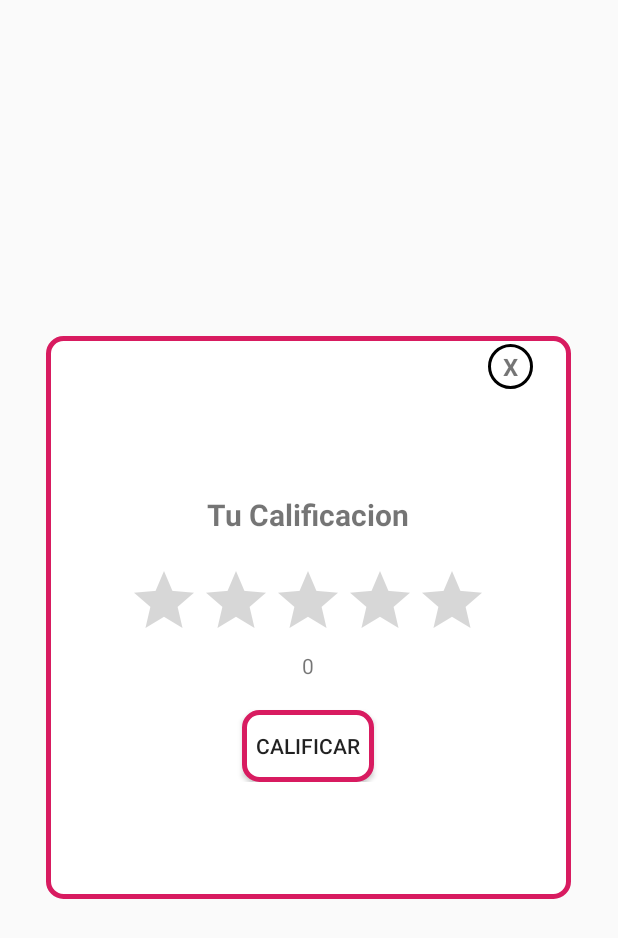
After one commit to nicole239/FindMyRestaurant-FrontEnd, an Android app: the layout calificacion_popup.xml on its own in the app's theme, with its tools: preview values and no code run, on a phone screen of 412 x 824 dp. The commit adds this screen. Shown: the top 938 px of the screen. Run offline under Robolectric (Android 15) with nearby library versions, the phone set to English and light mode, and no system bars.

Commit message:
Added calificacion pop-up

```diff
--- /dev/null
+++ b/app/src/main/res/drawable/circle_background.xml
@@ -0,0 +1,4 @@
+<?xml version="1.0" encoding="utf-8"?>
+<shape android:shape="oval" xmlns:android="http://schemas.android.com/apk/res/android">
+<stroke android:width="2dp" ></stroke>
+</shape>
--- a/app/src/main/res/layout/activity_detalle_restaurante.xml
+++ b/app/src/main/res/layout/activity_detalle_restaurante.xml
@@ -96,6 +96,7 @@
                         android:textSize="10sp"></TextView>
                 </LinearLayout>
                 <Button
+                    android:id="@+id/detalle_restaurante_calificar_BTN"
                     android:layout_width="wrap_content"
                     android:layout_height="wrap_content"
                     android:layout_gravity="center"
@@ -268,7 +269,7 @@
             <LinearLayout
                 android:id="@+id/detalle_restaurante_layout_lista_comentarios"
                 android:layout_width="match_parent"
-                android:layout_height="200dp"
+                android:layout_height="wrap_content"
                 android:layout_gravity="center_horizontal"
                 android:paddingStart="15dp"
                 android:orientation="vertical">
@@ -277,8 +278,7 @@
                     android:id="@+id/detalle_restaurante_lista_comentarios_RV"
                     android:layout_marginTop="16dp"
                     android:layout_width="match_parent"
-                    android:scrollbars="none"
-                    android:layout_height="300dp"></ListView>
+                    android:layout_height="200dp"></ListView>
 
             </LinearLayout>
 
--- /dev/null
+++ b/app/src/main/res/layout/calificacion_popup.xml
@@ -0,0 +1,65 @@
+<?xml version="1.0" encoding="utf-8"?>
+<LinearLayout xmlns:android="http://schemas.android.com/apk/res/android"
+    android:orientation="vertical"
+    android:layout_width="350dp"
+    android:layout_height="375dp"
+    android:padding="5dp"
+    android:background="@drawable/button_border"
+    android:layout_gravity="center">
+
+    <TextView
+        android:id="@+id/calificacion_popup_close_TV"
+        android:layout_width="30dp"
+        android:layout_height="30dp"
+        android:text="X"
+        android:textSize="16sp"
+        android:textStyle="bold"
+        android:gravity="center"
+        android:layout_marginEnd="20dp"
+        android:layout_gravity="end"
+        android:background="@drawable/circle_background">
+    </TextView>
+
+    <LinearLayout
+        android:layout_width="match_parent"
+        android:layout_height="wrap_content"
+        android:orientation="vertical"
+        android:layout_marginLeft="10dp"
+        android:layout_marginRight="10dp"
+        android:layout_marginTop="40dp"
+        android:gravity="center_horizontal"
+        >
+
+        <TextView
+            android:layout_width="wrap_content"
+            android:layout_height="wrap_content"
+            android:layout_marginTop="30dp"
+            android:textSize="20sp"
+            android:textStyle="bold"
+            android:text="Tu Calificacion"></TextView>
+
+        <RatingBar
+            android:id="@+id/calificacion_popup_ratingbar"
+            android:layout_width="wrap_content"
+            android:layout_height="wrap_content"
+            android:layout_marginTop="20dp"
+            android:stepSize="0.1"
+            android:numStars="5"></RatingBar>
+
+        <TextView
+            android:id="@+id/calificacion_popup_number_TV"
+            android:text="0"
+            android:layout_width="wrap_content"
+            android:layout_height="wrap_content"></TextView>
+
+        <Button
+            android:id="@+id/calificacion_popup_BTN"
+            android:layout_width="wrap_content"
+            android:layout_height="wrap_content"
+            android:layout_marginTop="20dp"
+            android:background="@drawable/button_border"
+            android:text="Calificar"></Button>
+
+    </LinearLayout>
+
+</LinearLayout>
```
Also changed, not shown: app/src/main/java/tec/findmyrestaurant/view/DetalleRestauranteActivity.java (+40 -2 lines).
